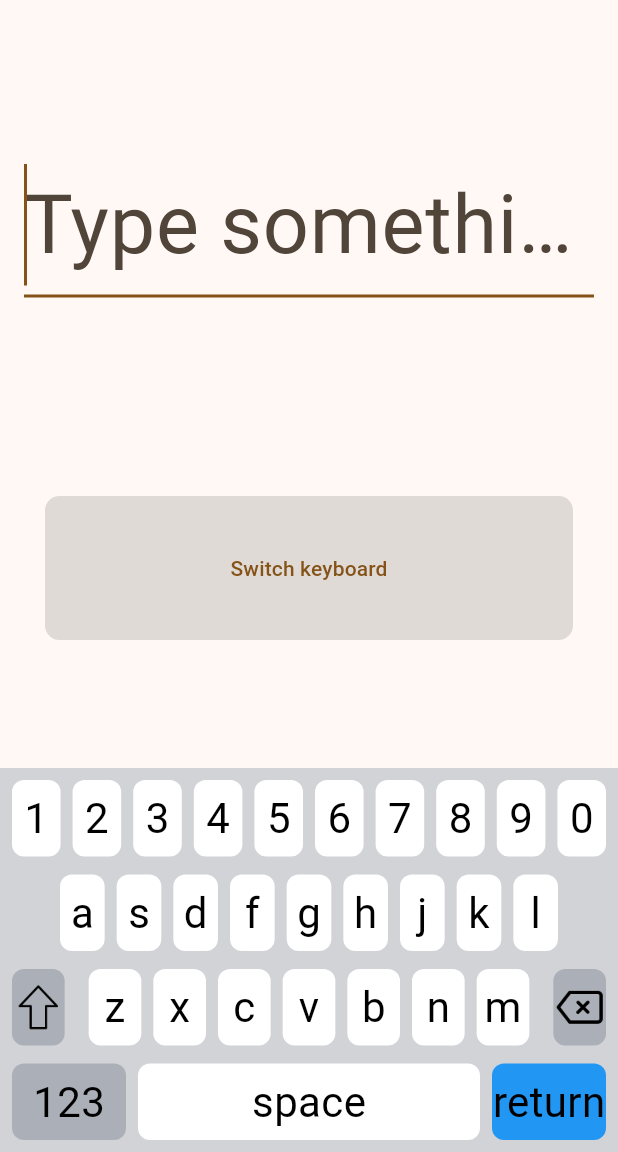
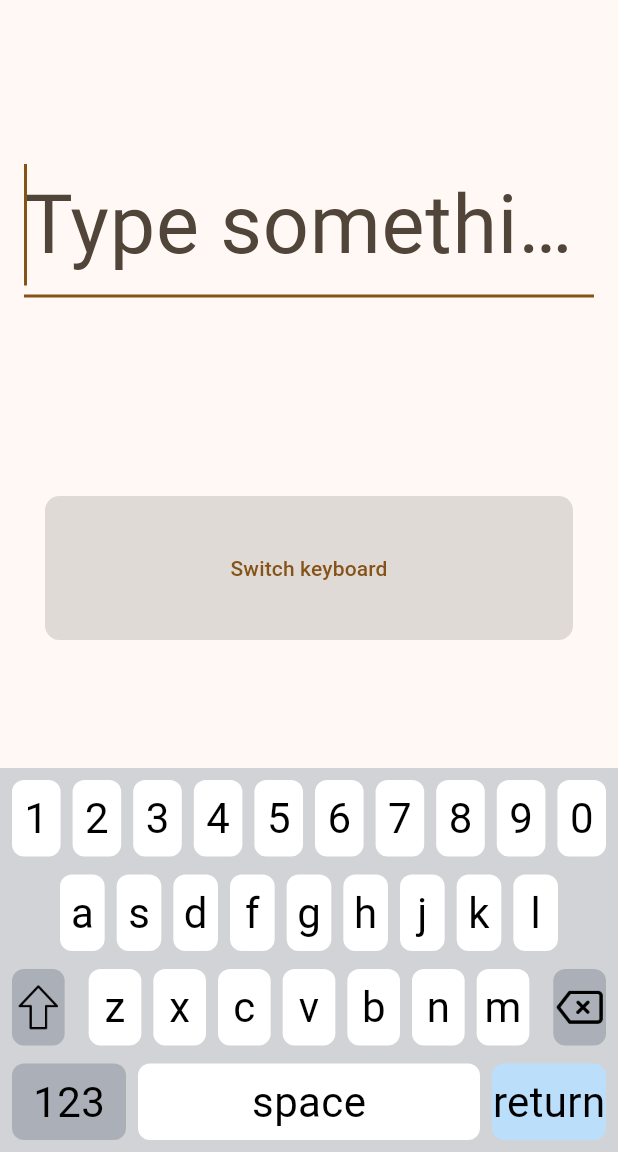
Before and after one commit to grybouilli/flutekeyboard, a Flutter app: the screen it shows after launch, on a phone screen of 412 x 824 dp, the part 84-1236 px from its top. Run offline on Flutter 3.47's test engine with Material 3 defaults, Android fonts, the phone set to English and light mode, and no system bars.

Commit message:
FluteKeyboard: add alternatives keys implementation
Added logic to handle alternatives keys. Now inside the layout the user
can specify alternatives keys by extending the key string like 'iíìîï'.

When the layout is parsed the first char is used for the button text and
the remaining are used as alternatives. Alternatives keys are inserted
by long pressing the button and overing the needed alternatives.

Signed-off-by: Andrea Ricchi <andrea.ricchi@amarulasolutions.com>

```diff
--- a/example/lib/custom_layout.dart
+++ b/example/lib/custom_layout.dart
@@ -16,7 +16,7 @@ class CustomLayout {
       '0',
     ],
     [
-      'a',
+      'aáàâäã',
       's',
       'd',
       'f',
@@ -30,10 +30,10 @@ class CustomLayout {
       IconKeys.shift,
       'z',
       'x',
-      'c',
+      'cç',
       'v',
       'b',
-      'n',
+      'nñ',
       'm',
       IconKeys.backspace,
     ],
--- a/example/lib/main.dart
+++ b/example/lib/main.dart
@@ -126,7 +126,7 @@ class _MyHomePageState extends State<MyHomePage> {
                 backspaceIcon: 'assets/backspace.png',
                 shiftIcon: 'assets/shift.png',
                 shiftActiveIcon: 'assets/shift_active.png',
-                btnReturnColor: Colors.blue,
+                btnReturnColor: Colors.blue.shade100,
                 btnTextStyle: const TextStyle(
                   color: Colors.black,
                   fontSize: 28,
--- a/lib/layouts/en_layout.dart
+++ b/lib/layouts/en_layout.dart
@@ -7,17 +7,17 @@ class EnLayout {
     [
       'q',
       'w',
-      'e',
+      'eéèêë',
       'r',
       't',
       'y',
-      'u',
-      'i',
-      'o',
+      'uúùûü',
+      'iíìîï',
+      'oóòôöõ',
       'p',
     ],
     [
-      'a',
+      'aáàâäã',
       's',
       'd',
       'f',
@@ -31,10 +31,10 @@ class EnLayout {
       IconKeys.shift,
       'z',
       'x',
-      'c',
+      'cç',
       'v',
       'b',
-      'n',
+      'nñ',
       'm',
       IconKeys.backspace,
     ],
--- a/lib/src/alphanumeric_keyboard.dart
+++ b/lib/src/alphanumeric_keyboard.dart
@@ -90,9 +90,9 @@ class _AlphanumericKeyboardState extends State<AlphanumericKeyboard> {
     }
   }
 
-  Widget _button(dynamic type) {
-    if (type is IconKeys) {
-      switch (type) {
+  Widget _button(dynamic data) {
+    if (data is IconKeys) {
+      switch (data) {
         case IconKeys.shift:
           return _shiftButton();
         case IconKeys.backspace:
@@ -101,8 +101,8 @@ class _AlphanumericKeyboardState extends State<AlphanumericKeyboard> {
       }
     }
 
-    if (type is SpecialKeys) {
-      switch (type) {
+    if (data is SpecialKeys) {
+      switch (data) {
         case SpecialKeys.space:
           return _spaceButton();
         case SpecialKeys.symbol1:
@@ -118,16 +118,22 @@ class _AlphanumericKeyboardState extends State<AlphanumericKeyboard> {
       }
     }
 
-    return _textButton(type);
+    return _textButton(data);
   }
 
   Widget _textButton(String text) {
+    final mainChar = text.isNotEmpty ? text[0] : '';
+    final List<String> alternatives =
+        text.length > 1 ? text.substring(1).split('') : [];
+
     return Expanded(
       child: TextKey(
-        textController: widget.textController,
-        text: _shiftActive ? text.toUpperCase() : text.toLowerCase(),
+        text: mainChar,
+        alternatives: alternatives,
         textStyle: widget.btnTextStyle,
         backgroundColor: widget.btnColor,
+        isShifted: _shiftActive,
+        textController: widget.textController,
       ),
     );
   }
--- a/lib/src/numeric_keyboard.dart
+++ b/lib/src/numeric_keyboard.dart
@@ -77,10 +77,11 @@ class _NumericKeyboardState extends State<NumericKeyboard> {
   Widget _textButton(String text) {
     return Expanded(
       child: TextKey(
-        textController: widget.textController,
         text: text,
         textStyle: widget.btnTextStyle,
         backgroundColor: widget.btnColor,
+        isShifted: false,
+        textController: widget.textController,
       ),
     );
   }
```
Also changed, not shown: lib/src/text_key.dart (+146 -19 lines).
